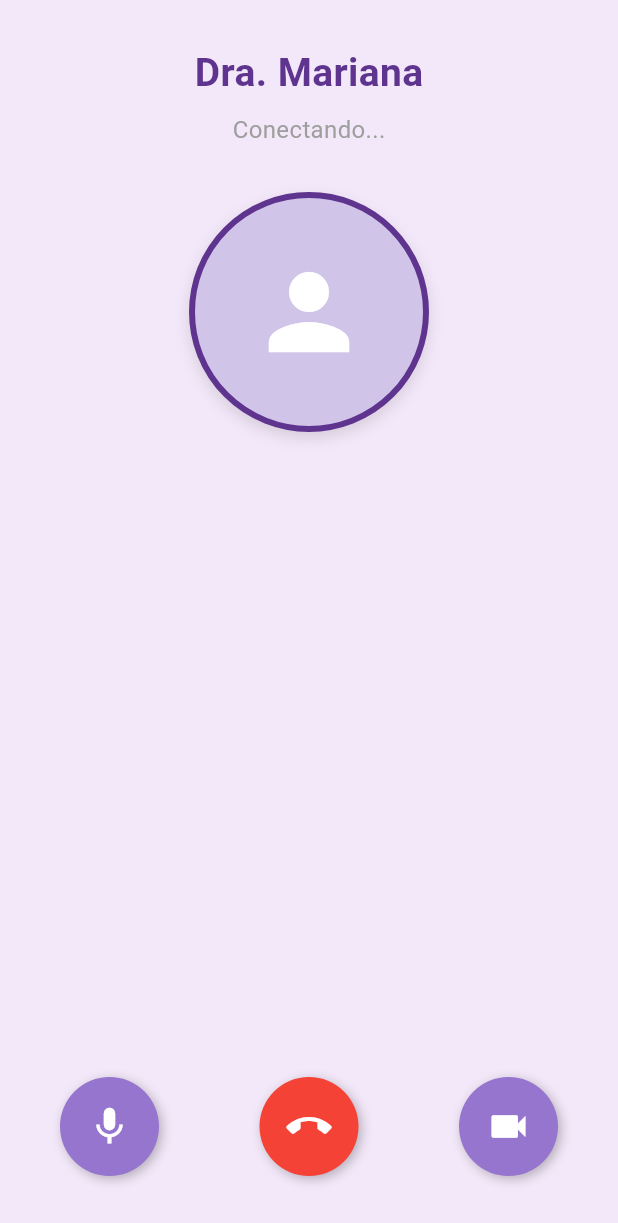
After one commit to ph-cm/HealthAI, a Flutter app: the VideoCallPage screen opened by its route, on a phone screen of 412 x 824 dp. The commit adds this screen. Shown: the top 1223 px of the screen. Run offline on Flutter 3.47's test engine with Material 3 defaults, Android fonts, the phone set to English and light mode, and no system bars; our stand-ins replace percent_indicator.

Commit message:
Video Call Interface

```diff
--- a/lib/main.dart
+++ b/lib/main.dart
@@ -5,6 +5,7 @@ import './screens/atividade_respiracao.dart';
 import './screens/splash_page.dart';
 import './screens/sign_in.dart';
 import './screens/sign_up.dart';
+import './screens/video_call_page.dart';
 
 void main() {
   runApp(const MeuApp());
@@ -30,8 +31,9 @@ class MeuApp extends StatelessWidget {
         '/': (context) => const HomePage(),
         '/atividade-descricao': (context) => const AtividadeDescricaoPage(),
         '/atividade-respiracao': (context) => const TelaRespiracao(),
-      },
+        '/video-chamada': (context) => const VideoCallPage(),
+      }
+        );
+      }
 
-    );
-  }
-}
+    }
--- a/lib/screens/home_page.dart
+++ b/lib/screens/home_page.dart
@@ -331,6 +331,11 @@ const SizedBox(height: 20),
         unselectedItemColor: Colors.grey,
         showSelectedLabels: false,
         showUnselectedLabels: false,
+        onTap: (index) {
+          if (index == 0) {
+            Navigator.pushNamed(context, '/video-chamada');
+          }
+        },
         items: const [
           BottomNavigationBarItem(
             icon: Icon(Icons.phone),
@@ -346,6 +351,7 @@ const SizedBox(height: 20),
           ),
         ],
       ),
+
     );
   }
 
--- /dev/null
+++ b/lib/screens/video_call_page.dart
@@ -0,0 +1,99 @@
+import 'package:flutter/material.dart';
+
+class VideoCallPage extends StatelessWidget {
+  const VideoCallPage({super.key});
+
+  @override
+  Widget build(BuildContext context) {
+    return Scaffold(
+      backgroundColor: const Color(0xFFF3E8F9),
+      body: SafeArea(
+        child: Column(
+          children: [
+            const SizedBox(height: 30),
+            const Text(
+              "Dra. Mariana",
+              style: TextStyle(
+                fontSize: 26,
+                fontWeight: FontWeight.bold,
+                color: Color(0xFF5E348F),
+              ),
+            ),
+            const SizedBox(height: 8),
+            const Text(
+              "Conectando...",
+              style: TextStyle(
+                fontSize: 16,
+                color: Colors.grey,
+              ),
+            ),
+            const SizedBox(height: 30),
+            Center(
+              child: Container(
+                width: 160,
+                height: 160,
+                decoration: BoxDecoration(
+                  shape: BoxShape.circle,
+                  color: const Color(0xFFD1C4E9),
+                  border: Border.all(
+                    color: const Color(0xFF5E348F),
+                    width: 4,
+                  ),
+                  boxShadow: [
+                    BoxShadow(
+                      color: Colors.black12,
+                      blurRadius: 8,
+                      offset: Offset(0, 4),
+                    ),
+                  ],
+                ),
+                child: const Center(
+                  child: Icon(
+                    Icons.person,
+                    size: 80,
+                    color: Colors.white,
+                  ),
+                ),
+              ),
+            ),
+            const Spacer(),
+            Padding(
+              padding: const EdgeInsets.symmetric(horizontal: 40),
+              child: Row(
+                mainAxisAlignment: MainAxisAlignment.spaceBetween,
+                children: [
+                  _buildCallButton(Icons.mic, const Color(0xFF9575CD)),
+                  _buildCallButton(Icons.call_end, Colors.red),
+                  _buildCallButton(Icons.videocam, const Color(0xFF9575CD)),
+                ],
+              ),
+            ),
+            const SizedBox(height: 40),
+          ],
+        ),
+      ),
+    );
+  }
+
+  Widget _buildCallButton(IconData icon, Color color) {
+    return Container(
+      decoration: BoxDecoration(
+        shape: BoxShape.circle,
+        color: color,
+        boxShadow: [
+          BoxShadow(
+            color: Colors.black26,
+            blurRadius: 6,
+            offset: Offset(2, 2),
+          ),
+        ],
+      ),
+      padding: const EdgeInsets.all(18),
+      child: Icon(
+        icon,
+        color: Colors.white,
+        size: 30,
+      ),
+    );
+  }
+}
```
